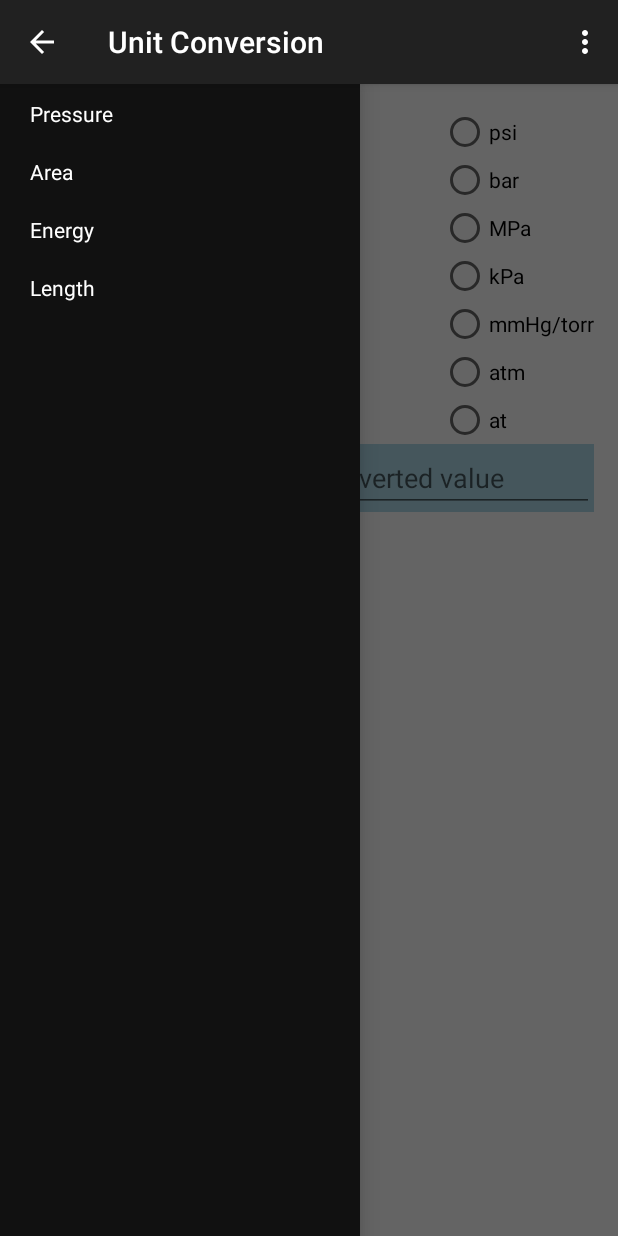
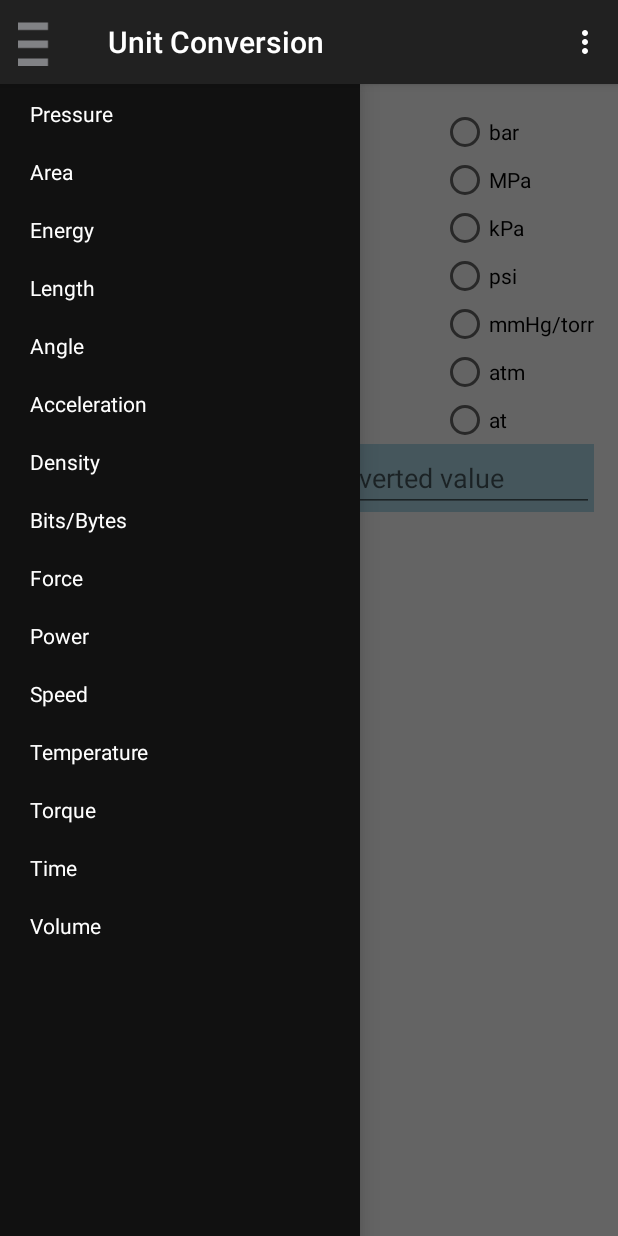
Before and after one commit to chris-wituchowski/UnitConversion, an Android app: the screen it shows after launch (MainActivity), with the side drawer open, on a phone screen of 412 x 824 dp. Run offline under Robolectric (Android 15) with nearby library versions, the phone set to English and light mode, and no system bars.

Commit message:
Added more unitdatas and made the action bar navdrawer button functional.

```diff
--- a/app/src/main/java/com/example/chris/unitconversion/MainActivity.java
+++ b/app/src/main/java/com/example/chris/unitconversion/MainActivity.java
@@ -3,9 +3,9 @@ package com.example.chris.unitconversion;
 import android.os.Bundle;
 import android.support.v4.app.FragmentManager;
 import android.support.v4.widget.DrawerLayout;
-import android.support.v7.app.ActionBar;
 import android.support.v7.app.ActionBarDrawerToggle;
 import android.support.v7.app.AppCompatActivity;
+import android.support.v7.widget.Toolbar;
 import android.util.Log;
 import android.view.Gravity;
 import android.view.Menu;
@@ -28,6 +28,7 @@ public class MainActivity extends AppCompatActivity implements AdapterView.OnIte
     private ListView mDrawerList;
     private List<UnitType> mDrawerItems;
     private ActionBarDrawerToggle mDrawerToggle;
+    private Toolbar mToolBar;
 
     @Override
     protected void onCreate(Bundle savedInstanceState) {
@@ -37,18 +38,30 @@ public class MainActivity extends AppCompatActivity implements AdapterView.OnIte
         mNavigationDrawerItemTitles = getResources().getStringArray(R.array.navigation_drawer_items_array);
         mDrawerLayout = (DrawerLayout) findViewById(R.id.drawer_layout);
         mDrawerList = (ListView) findViewById(R.id.left_drawer);
+        mToolBar = (Toolbar) findViewById(R.id.action_bar);
+
+        mToolBar.setNavigationIcon(R.drawable.ic_drawer);
+
+        getSupportActionBar().setDisplayHomeAsUpEnabled(false);
+        getSupportActionBar().setHomeButtonEnabled(false);
+        getSupportActionBar().setIcon(R.drawable.ic_drawer);
 
         mDrawerToggle = new ActionBarDrawerToggle(
                 this,
                 mDrawerLayout,
+                mToolBar,
                 R.string.drawer_open,
                 R.string.drawer_closed
-        );
+        ) {
+            public void onDrawerClosed(View view) {
+
+            }
+            public void onDrawerOpened(View view){
+
+            }
+        };
 
         mDrawerLayout.setDrawerListener(mDrawerToggle);
-
-        getSupportActionBar().setDisplayHomeAsUpEnabled(true);
-        getSupportActionBar().setHomeButtonEnabled(true);
 
         mDrawerItems = new ArrayList<>();
 
@@ -56,6 +69,17 @@ public class MainActivity extends AppCompatActivity implements AdapterView.OnIte
         mDrawerItems.add(UnitType.Area);
         mDrawerItems.add(UnitType.Energy);
         mDrawerItems.add(UnitType.Length);
+        mDrawerItems.add(UnitType.Angle);
+        mDrawerItems.add(UnitType.Acceleration);
+        mDrawerItems.add(UnitType.Density);
+        mDrawerItems.add(UnitType.DigitalInformation);
+        mDrawerItems.add(UnitType.Force);
+        mDrawerItems.add(UnitType.Power);
+        mDrawerItems.add(UnitType.Speed);
+        mDrawerItems.add(UnitType.Temperature);
+        mDrawerItems.add(UnitType.Torque);
+        mDrawerItems.add(UnitType.Time);
+        mDrawerItems.add(UnitType.Volume);
 
         DrawerItemCustomAdapter adapter = new DrawerItemCustomAdapter(this, R.layout.listview_item_row, mDrawerItems);
         mDrawerList.setAdapter(adapter);
@@ -87,6 +111,10 @@ public class MainActivity extends AppCompatActivity implements AdapterView.OnIte
         // Handle action bar item clicks here. The action bar will
         // automatically handle clicks on the Home/Up button, so long
         // as you specify a parent activity in AndroidManifest.xml.
+        if (mDrawerToggle.onOptionsItemSelected(item)) {
+            return true;
+        }
+
         int id = item.getItemId();
 
         //noinspection SimplifiableIfStatement
--- a/app/src/main/java/com/example/chris/unitconversion/UnitConversionFragment.java
+++ b/app/src/main/java/com/example/chris/unitconversion/UnitConversionFragment.java
@@ -243,7 +243,9 @@ public class UnitConversionFragment extends Fragment implements TextWatcher, Rad
                 Double outputNumber = initialConvertedNumber * conversionFactor;
                 */
 
-                outputString = outputNumber.toString();
+
+
+                outputString = String.format("%.2f", outputNumber);
             }
 
         }
--- a/app/src/main/java/com/example/chris/unitconversion/data/UnitType.java
+++ b/app/src/main/java/com/example/chris/unitconversion/data/UnitType.java
@@ -22,33 +22,174 @@ public enum UnitType {
                     new UnitData("yard", 0.9144, (10000.0/9144), 0.0, 0.0),
                     new UnitData("mile", 1609.34, 0.0000621371, 0.0, 0.0),
                     new UnitData("nautical mile", 1852, 0.000539957, 0.0, 0.0),
-            }
-    ),
+            }),
+    Temperature("Temperature",
+            new UnitData[]{
+                    new UnitData("Celsius", 1.0, 1.0, 0.0, 0.0),
+                    new UnitData("Fahrenheit", (5/9), 1.8, (-32.0*(5/9)), 32.0),
+                    new UnitData("Kelvin", 1.0, 1.0, (-273.15), 273.15),
+                    new UnitData("Rankine", (5/9), 1.8, (-491.67*(5/9)), 491.67),
+                    new UnitData("Delisle", (-2/3), (-1.5), 100.0, 150.0),
+                    new UnitData("Newton", (100.0/33.0), (33.0/100.0), 0.0, 0.0),
+                    new UnitData("Reaumur", 1.25, 0.8, 0.0, 0.0),
+                    new UnitData("Romer", (40/21), (21/40), (-7.5*(40/21)), 7.5),
+            }),
+    Area("Area",
+            new UnitData[]{
+                    new UnitData("mm^2", 6894.75729, 0.00014503, 0.0, 0.0),
+                    new UnitData("cm^2", 100000.0, 0.00001, 0.0, 0.0),
+                    new UnitData("m^2", 100000.0, 0.00001, 0.0, 0.0),
+                    new UnitData("km^2", 100000.0, 0.00001, 0.0, 0.0),
+                    new UnitData("hectare", 100000.0, 0.00001, 0.0, 0.0),
+                    new UnitData("foot^2", 100000.0, 0.00001, 0.0, 0.0),
+                    new UnitData("inch^2", 100000.0, 0.00001, 0.0, 0.0),
+                    new UnitData("yard^2", 100000.0, 0.00001, 0.0, 0.0),
+                    new UnitData("mile^2", 100000.0, 0.00001, 0.0, 0.0),
+                    new UnitData("acre", 100000.0, 0.00001, 0.0, 0.0),
+            }),
+    Speed("Speed",
+            new UnitData[]{
+                    new UnitData("kilometers/hour", 6894.75729, 0.00014503, 0.0, 0.0),
+                    new UnitData("meters/second", 100000.0, 0.00001, 0.0, 0.0),
+                    new UnitData("miles per hour", 6894.75729, 0.00014503, 0.0, 0.0),
+                    new UnitData("feet/second", 100000.0, 0.00001, 0.0, 0.0),
+                    new UnitData("knots", 6894.75729, 0.00014503, 0.0, 0.0),
+                    new UnitData("mach", 100000.0, 0.00001, 0.0, 0.0),
+            }),
+    Time("Time",
+            new UnitData[]{
+                    new UnitData("second", 6894.75729, 0.00014503, 0.0, 0.0),
+                    new UnitData("minute", 100000.0, 0.00001, 0.0, 0.0),
+                    new UnitData("hour", 6894.75729, 0.00014503, 0.0, 0.0),
+                    new UnitData("day", 100000.0, 0.00001, 0.0, 0.0),
+                    new UnitData("week", 6894.75729, 0.00014503, 0.0, 0.0),
+                    new UnitData("month", 100000.0, 0.00001, 0.0, 0.0),
+                    new UnitData("year", 6894.75729, 0.00014503, 0.0, 0.0),
+                    new UnitData("millisecond", 100000.0, 0.00001, 0.0, 0.0),
+                    new UnitData("microsecond", 6894.75729, 0.00014503, 0.0, 0.0),
+                    new UnitData("nanosecond", 100000.0, 0.00001, 0.0, 0.0),
+            }),
+    Volume("Volume",
+            new UnitData[]{
+                    new UnitData("km^3", 6894.75729, 0.00014503, 0.0, 0.0),
+                    new UnitData("m^3", 100000.0, 0.00001, 0.0, 0.0),
+                    new UnitData("cm^3 - mL", 6894.75729, 0.00014503, 0.0, 0.0),
+                    new UnitData("mm^3", 100000.0, 0.00001, 0.0, 0.0),
+                    new UnitData("Liter", 6894.75729, 0.00014503, 0.0, 0.0),
+                    new UnitData("Gallon", 100000.0, 0.00001, 0.0, 0.0),
+                    new UnitData("Quart", 6894.75729, 0.00014503, 0.0, 0.0),
+                    new UnitData("Pint", 100000.0, 0.00001, 0.0, 0.0),
+                    new UnitData("Cup", 6894.75729, 0.00014503, 0.0, 0.0),
+                    new UnitData("Fluid Oz", 100000.0, 0.00001, 0.0, 0.0),
+                    new UnitData("Yard^3", 100000.0, 0.00001, 0.0, 0.0),
+                    new UnitData("Foot^3", 6894.75729, 0.00014503, 0.0, 0.0),
+                    new UnitData("Inch^3", 100000.0, 0.00001, 0.0, 0.0),
+            }),
     Pressure("Pressure",
             new UnitData[]{
-                new UnitData("psi", 6894.75729, 0.00014503, 0.0, 0.0),
-                new UnitData("bar", 100000.0, 0.00001, 0.0, 0.0),
-                new UnitData("MPa", 1000000, 0.000001, 0.0, 0.0),
-                new UnitData("kPa", 1000, 0.001, 0.0, 0.0),
-                new UnitData("mmHg/torr", 133.3224, 0.0075006, 0.0, 0.0),
-                new UnitData("atm", 101325.0, 0.0000098692, 0.0, 0.0),
-                new UnitData("at", 98066.5, 0.000010197, 0.0, 0.0),
-}),
-    Area("Area",
-            new UnitData[]{
+                    new UnitData("bar", 100000.0, 0.00001, 0.0, 0.0),
+                    new UnitData("MPa", 1000000, 0.000001, 0.0, 0.0),
+                    new UnitData("kPa", 1000, 0.001, 0.0, 0.0),
                     new UnitData("psi", 6894.75729, 0.00014503, 0.0, 0.0),
-                    new UnitData("bar", 100000.0, 0.00001, 0.0, 0.0),
+                    new UnitData("mmHg/torr", 133.3224, 0.0075006, 0.0, 0.0),
+                    new UnitData("atm", 101325.0, 0.0000098692, 0.0, 0.0),
+                    new UnitData("at", 98066.5, 0.000010197, 0.0, 0.0),
             }),
     Energy("Energy",
             new UnitData[]{
-                    new UnitData("psi", 6894.75729, 0.00014503, 0.0, 0.0),
-                    new UnitData("bar", 100000.0, 0.00001, 0.0, 0.0),
+                    new UnitData("Joule", 6894.75729, 0.00014503, 0.0, 0.0),
+                    new UnitData("kWh", 100000.0, 0.00001, 0.0, 0.0),
+                    new UnitData("Watt-sec", 6894.75729, 0.00014503, 0.0, 0.0),
+                    new UnitData("calorie", 100000.0, 0.00001, 0.0, 0.0),
+                    new UnitData("Calorie", 6894.75729, 0.00014503, 0.0, 0.0),
+                    new UnitData("eV", 100000.0, 0.00001, 0.0, 0.0),
+                    new UnitData("ft-lb", 6894.75729, 0.00014503, 0.0, 0.0),
+                    new UnitData("Therm", 100000.0, 0.00001, 0.0, 0.0),
+                    new UnitData("BTU", 6894.75729, 0.00014503, 0.0, 0.0),
+            }),
+
+    Angle("Angle",
+            new UnitData[]{
+                    new UnitData("degree", 6894.75729, 0.00014503, 0.0, 0.0),
+                    new UnitData("radian", 100000.0, 0.00001, 0.0, 0.0),
+                    new UnitData("grad", 6894.75729, 0.00014503, 0.0, 0.0),
+                    new UnitData("minute (')", 100000.0, 0.00001, 0.0, 0.0),
+                    new UnitData("second ('')", 6894.75729, 0.00014503, 0.0, 0.0),
+            }),
+
+    Force("Force",
+            new UnitData[]{
+                    new UnitData("Newton", 6894.75729, 0.00014503, 0.0, 0.0),
+                    new UnitData("Kilonewton", 6894.75729, 0.00014503, 0.0, 0.0),
+                    new UnitData("kg-force", 100000.0, 0.00001, 0.0, 0.0),
+                    new UnitData("gram-force", 100000.0, 0.00001, 0.0, 0.0),
+                    new UnitData("dyne", 6894.75729, 0.00014503, 0.0, 0.0),
+                    new UnitData("lb-f", 100000.0, 0.00001, 0.0, 0.0),
+                    new UnitData("oz-f", 6894.75729, 0.00014503, 0.0, 0.0),
+            }),
+
+    Torque("Torque",
+            new UnitData[]{
+                    new UnitData("Newton-meter", 6894.75729, 0.00014503, 0.0, 0.0),
+                    new UnitData("foot-pound", 100000.0, 0.00001, 0.0, 0.0),
+                    new UnitData("kilonewton-meter", 6894.75729, 0.00014503, 0.0, 0.0),
+                    new UnitData("inch-pound", 100000.0, 0.00001, 0.0, 0.0),
+                    new UnitData("foot-ounce", 6894.75729, 0.00014503, 0.0, 0.0),
+                    new UnitData("inch-ounce", 100000.0, 0.00001, 0.0, 0.0),
+                    new UnitData("dyne-centimeter", 6894.75729, 0.00014503, 0.0, 0.0),
+            }),
+    Power("Power",
+            new UnitData[]{
+                    new UnitData("watt", 6894.75729, 0.00014503, 0.0, 0.0),
+                    new UnitData("kilowatt", 100000.0, 0.00001, 0.0, 0.0),
+                    new UnitData("megawatt", 6894.75729, 0.00014503, 0.0, 0.0),
+                    new UnitData("horsepower", 100000.0, 0.00001, 0.0, 0.0),
+                    new UnitData("pound-feet/second", 6894.75729, 0.00014503, 0.0, 0.0),
+                    new UnitData("pound-feet/minute", 100000.0, 0.00001, 0.0, 0.0),
+                    new UnitData("BTU/hour", 6894.75729, 0.00014503, 0.0, 0.0),
+            }),
+
+    Acceleration("Acceleration",
+            new UnitData[]{
+                    new UnitData("m/s^3", 6894.75729, 0.00014503, 0.0, 0.0),
+                    new UnitData("ft/s^2", 100000.0, 0.00001, 0.0, 0.0),
+                    new UnitData("g", 6894.75729, 0.00014503, 0.0, 0.0),
+                    new UnitData("cm/s^2", 100000.0, 0.00001, 0.0, 0.0),
+                    new UnitData("mm/s^2", 6894.75729, 0.00014503, 0.0, 0.0),
+            }),
+    Density("Density",
+            new UnitData[]{
+                    new UnitData("kg/m^3", 6894.75729, 0.00014503, 0.0, 0.0),
+                    new UnitData("g/m^3", 100000.0, 0.00001, 0.0, 0.0),
+                    new UnitData("g/cm^3", 6894.75729, 0.00014503, 0.0, 0.0),
+                    new UnitData("mg/m^3", 100000.0, 0.00001, 0.0, 0.0),
+                    new UnitData("oz/gal", 6894.75729, 0.00014503, 0.0, 0.0),
+                    new UnitData("lb/ft^3", 100000.0, 0.00001, 0.0, 0.0),
+                    new UnitData("lb/in^3", 6894.75729, 0.00014503, 0.0, 0.0),
+            }),
+    DigitalInformation("Bits/Bytes",
+            new UnitData[]{
+                    new UnitData("bit", 1.0, 1.0, 0.0, 0.0),
+                    new UnitData("byte", 8.0, 0.125, 0.0, 0.0),
+                    new UnitData("kilobit", 1000.0, 0.001, 0.0, 0.0),
+                    new UnitData("kilobyte", 8000.0, 0.000125, 0.0, 0.0),
+                    new UnitData("megabit", 1000000.0, 0.000001, 0.0, 0.0),
+                    new UnitData("megabyte", 8000000.0, 0.000000125, 0.0, 0.0),
+                    new UnitData("gigabit", 1000000000.0, 0.000000001, 0.0, 0.0),
+                    new UnitData("gigabyte", 8000000000.0, 0.000000000125, 0.0, 0.0),
+                    new UnitData("terabit", 1000000000000.0, 0.000000000001, 0.0, 0.0),
+                    new UnitData("terabyte", 8000000000000.0, 0.000000000000125, 0.0, 0.0),
+                    new UnitData("petabit", 1000000000000000.0, 0.000000000000001, 0.0, 0.0),
+                    new UnitData("petabyte", 8000000000000000.0, 0.000000000000000125, 0.0, 0.0),
+
             });
+
+
 
     private String mUnitName;
     private List<UnitData> mUnitData;
 
-    private UnitType(String unitName, UnitData[] allUnitData) {
+    UnitType(String unitName, UnitData[] allUnitData) {
         mUnitName = unitName;
 
         mUnitData = new ArrayList<>();
--- a/app/src/main/res/layout/unit_conversion_layout.xml
+++ b/app/src/main/res/layout/unit_conversion_layout.xml
@@ -68,7 +68,8 @@
             android:layout_weight="1"
             android:ems="10"
             android:inputType="numberDecimal"
-            android:hint="input value"/>
+            android:hint="input value"
+            android:elegantTextHeight="false" />
 
         <EditText
             android:id="@+id/outputNumber"
```
Also changed, not shown: app/src/main/res/drawable/ic_drawer.png (added).
